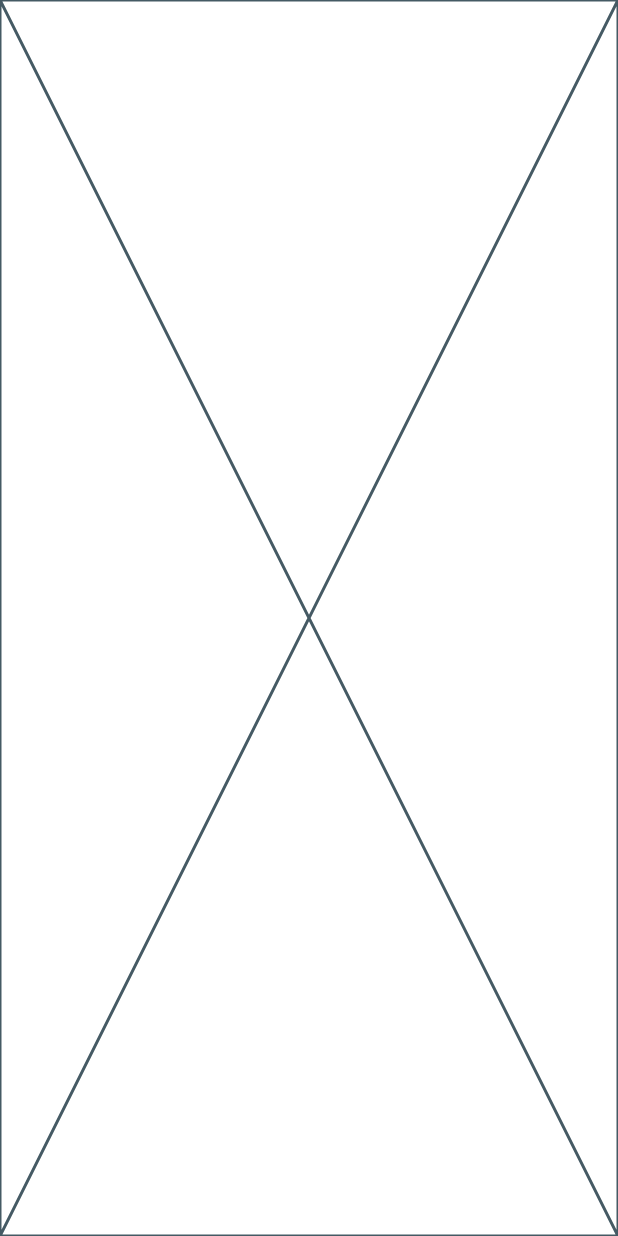
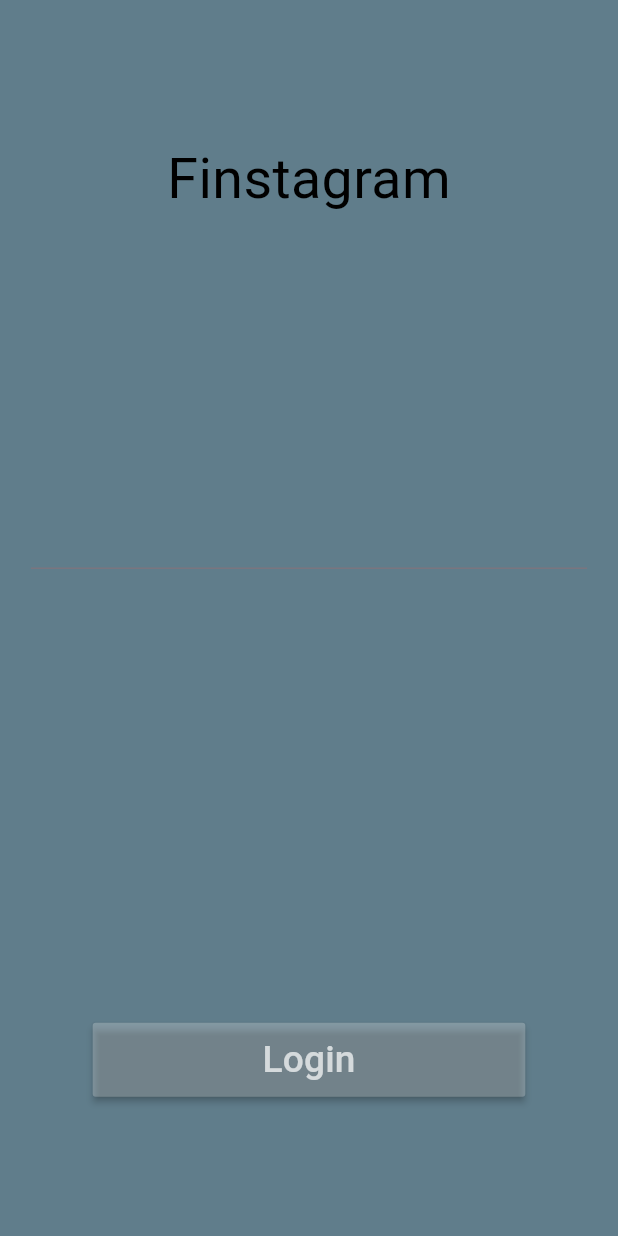
Before and after one commit to Hitesh-Meghwal/Finstagram_app, a Flutter app: the screen it shows after launch, on a phone screen of 412 x 824 dp. Run offline on Flutter 3.47's test engine with Material 3 defaults, Android fonts, the phone set to English and light mode, and no system bars.

Commit message:
working on loginpage

```diff
--- a/lib/Pages/login_page.dart
+++ b/lib/Pages/login_page.dart
@@ -1,4 +1,6 @@
 import 'package:flutter/cupertino.dart';
+import 'package:flutter/material.dart';
+import 'package:flutter/widgets.dart';
 
 class LoginPage extends StatefulWidget {
   const LoginPage({super.key});
@@ -8,8 +10,85 @@ class LoginPage extends StatefulWidget {
 }
 
 class _LoginPageState extends State<LoginPage> {
+
+  double? _deviceWidth, _deviceHeight;
+
+  //maintaining the state of form
+  final GlobalKey<FormState> _loginFormKey = GlobalKey<FormState>();
+
   @override
   Widget build(BuildContext context) {
-    return const Placeholder();
+    _deviceWidth = MediaQuery.of(context).size.width;
+    _deviceHeight = MediaQuery.of(context).size.height;
+    return SafeArea(
+        child: Scaffold(
+          backgroundColor: Colors.blueGrey,
+          body: Container(
+            padding: EdgeInsets.symmetric(horizontal: _deviceWidth! * 0.05),
+            child: Center(
+              child: Column(
+                mainAxisAlignment: MainAxisAlignment.spaceAround,
+                crossAxisAlignment: CrossAxisAlignment.center,
+                mainAxisSize: MainAxisSize.max,
+                children: [
+                  _titleWidget(),
+                  _loginForm(),
+                  _loginBtn()
+                ],
+              ),
+            ),
+          ),
+    ));
   }
+
+  Widget _titleWidget(){
+    return Text(
+      "Finstagram",
+      style: TextStyle(
+        color: Colors.black,
+        fontSize: _deviceWidth! * 0.09
+      ),
+    );
+  }
+
+  Widget _loginForm(){
+    return Container(
+      height: _deviceHeight! * 0.2 ,
+      child: Form(
+        key: _loginFormKey,
+        child: Column(
+          mainAxisSize: MainAxisSize.max,
+          mainAxisAlignment: MainAxisAlignment.spaceBetween,
+          crossAxisAlignment: CrossAxisAlignment.center,
+          children: [
+            _emailTextField()
+          ],
+        ),
+      ),
+    );
+  }
+
+  Widget _emailTextField(){
+    return TextFormField(
+
+    );
+  }
+
+  Widget _loginBtn(){
+    return MaterialButton(
+        minWidth: _deviceWidth! * 0.7,
+        height: _deviceHeight! * 0.06,
+        color: Colors.white24,
+        child: Text(
+          "Login",
+          style: TextStyle(
+            color: Colors.white70,
+            fontSize: _deviceWidth! * 0.06
+          ),
+        ),
+        onPressed: (){
+
+    });
+  }
+
 }
--- a/lib/main.dart
+++ b/lib/main.dart
@@ -3,6 +3,7 @@ import 'package:finstagram_app/Pages/register_page.dart';
 import 'package:flutter/material.dart';
 
 void main() {
+  WidgetsFlutterBinding.ensureInitialized();
   runApp(const MyApp());
 }
 
@@ -17,6 +18,7 @@ class MyApp extends StatelessWidget {
         colorScheme: ColorScheme.fromSeed(seedColor: Colors.deepPurple),
         useMaterial3: true,
       ),
+      debugShowCheckedModeBanner: false,
       initialRoute: 'login',
       routes: {
         'login':(context) => LoginPage(),
```
